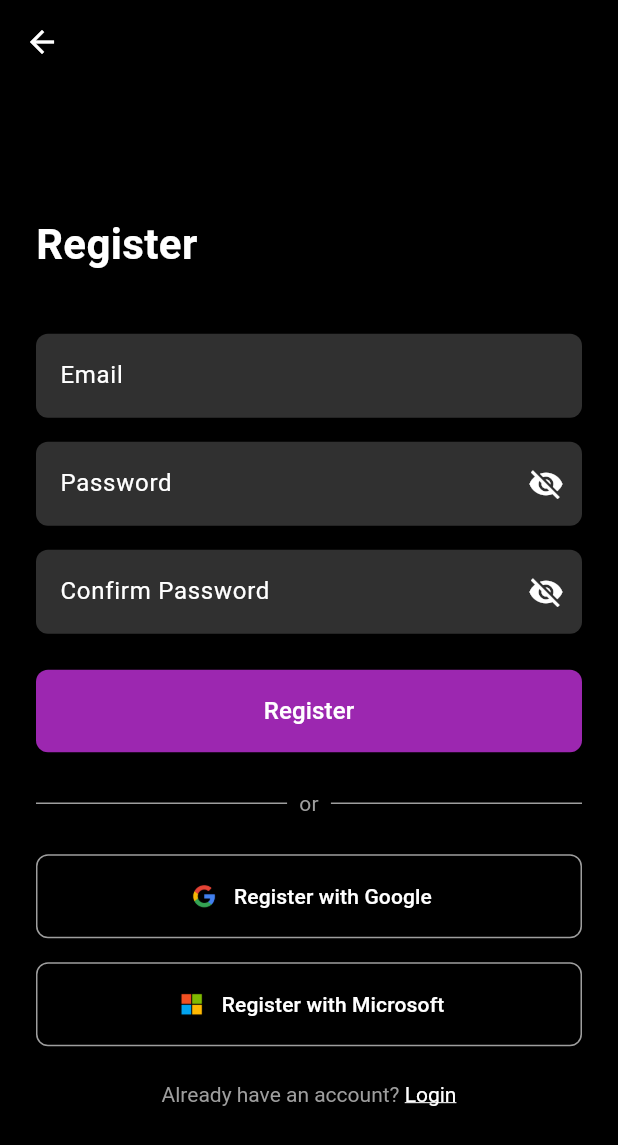
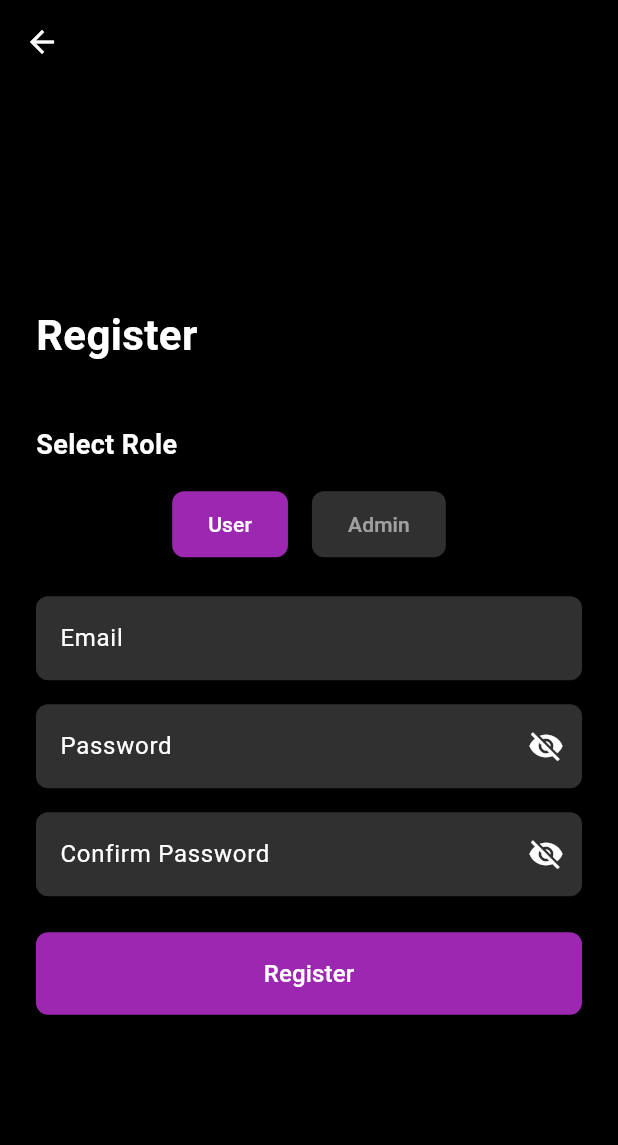
Before and after one commit to RazerArdi/ListProject-Lipro-Mobile, a Flutter app: the RegisterScreen screen opened by its route, on a phone screen of 412 x 824 dp. Shown: the top 1145 px of the screen. Run offline on Flutter 3.47's test engine with Material 3 defaults, Android fonts, the phone set to English and light mode, and no system bars; our stand-ins replace cloud_firestore, firebase_auth, firebase_core, firebase_storage, flutter_dotenv, get and 4 more; missing offline and left inert: android_intent_plus; accounts and stored records are empty.

Commit message:
V0.7.9 - Login admin/user (2 side)

```diff
--- a/lib/app/modules/home/controllers/login_controller.dart
+++ b/lib/app/modules/home/controllers/login_controller.dart
@@ -1,93 +1,91 @@
 import 'package:firebase_auth/firebase_auth.dart';
+import 'package:cloud_firestore/cloud_firestore.dart';
 import 'package:get/get.dart';
 
-/// Controller responsible for handling login actions and managing login state.
 class LoginController extends GetxController {
-  /// Observable variable to track loading state.
   var isLoading = false.obs;
+  final FirebaseAuth _auth = FirebaseAuth.instance;
+  final FirebaseFirestore _firestore = FirebaseFirestore.instance;
 
-  /// Firebase Authentication instance for handling login.
-  final FirebaseAuth _auth = FirebaseAuth.instance;
-
-  /// Logs in the user with email and password using Firebase Authentication.
-  ///
-  /// If the login is successful, a welcome message is shown and the user
-  /// is redirected to the home screen. In case of an error, displays
-  /// an error message based on the exception code.
-  ///
-  /// - Parameters:
-  ///   - `email`: The user's email address.
-  ///   - `password`: The user's password.
   Future<void> loginWithEmailPassword(String email, String password) async {
     try {
-      // Set loading state to true to indicate that the login process has started.
       isLoading.value = true;
 
-      // Attempt to sign in the user with the provided email and password.
+      // Firebase Authentication Login
       UserCredential userCredential = await _auth.signInWithEmailAndPassword(
         email: email,
         password: password,
       );
 
-      // Display a success message and redirect the user to the home screen.
-      Get.snackbar(
-        "Login Successful",
-        "Welcome ${userCredential.user?.email}!",
-        snackPosition: SnackPosition.BOTTOM,
-      );
+      // Fetch user data (including role) from Firestore
+      DocumentSnapshot userDoc = await _firestore.collection('users').doc(userCredential.user?.uid).get();
 
-      // Navigate to the home screen after successful login.
-      Get.offNamed('/home');
+      // Ensure the user document exists and has role information
+      if (userDoc.exists) {
+        String role = userDoc['role'] ?? 'user'; // Default to 'user' if role is not found
+
+        // Log the role for debugging purposes
+        print('Role from Firestore: $role');  // Debugging log
+
+        // Redirect based on role
+        if (role == 'Admin') {  // Ensure role is compared with the correct value
+          Get.snackbar(
+            "Admin Login Successful",
+            "Welcome Admin ${userCredential.user?.email}!",
+            snackPosition: SnackPosition.BOTTOM,
+          );
+          Get.offNamed('/admin');
+        } else if (role == 'User') {
+          Get.snackbar(
+            "User Login Successful",
+            "Welcome ${userCredential.user?.email}!",
+            snackPosition: SnackPosition.BOTTOM,
+          );
+          Get.offNamed('/home');
+        } else {
+          throw FirebaseAuthException(
+            code: 'invalid-role',
+            message: 'Invalid role assigned to this email.',
+          );
+        }
+      } else {
+        // User data not found in Firestore
+        throw FirebaseAuthException(
+          code: 'user-not-found',
+          message: 'User data not found.',
+        );
+      }
     } on FirebaseAuthException catch (e) {
-      // Handle login errors by displaying appropriate messages.
       String message;
       switch (e.code) {
         case 'user-not-found':
-        // Case when the email does not correspond to any user account.
           message = "No user found for that email.";
           break;
         case 'wrong-password':
-        // Case when the password is incorrect for the given email.
           message = "Wrong password provided.";
           break;
+        case 'invalid-role':
+          message = "Invalid role assigned to this email.";
+          break;
         default:
-        // Default message for any other error.
           message = "An error occurred. Please try again.";
       }
-
-      // Display error message in a snackbar.
       Get.snackbar(
         "Login Failed",
         message,
         snackPosition: SnackPosition.BOTTOM,
       );
     } finally {
-      // Set loading state back to false after login attempt.
       isLoading.value = false;
     }
   }
 
-  /// Displays a placeholder message for Google login option.
-  ///
-  /// Currently, Google login is not implemented, so this method
-  /// provides feedback to the user that it is coming soon.
+  // Placeholder methods for Google and Microsoft login
   void showGoogleLoginMessage() {
-    Get.snackbar(
-      "Coming Soon",
-      "Google login coming soon!",
-      snackPosition: SnackPosition.BOTTOM,
-    );
+    Get.snackbar("Coming Soon", "Google login coming soon!", snackPosition: SnackPosition.BOTTOM);
   }
 
-  /// Displays a placeholder message for Microsoft login option.
-  ///
-  /// Currently, Microsoft login is not implemented, so this method
-  /// provides feedback to the user that it is coming soon.
   void showMicrosoftLoginMessage() {
-    Get.snackbar(
-      "Coming Soon",
-      "Microsoft login coming soon!",
-      snackPosition: SnackPosition.BOTTOM,
-    );
+    Get.snackbar("Coming Soon", "Microsoft login coming soon!", snackPosition: SnackPosition.BOTTOM);
   }
 }
--- a/lib/app/modules/home/views/Login_Registered/LoginScreen.dart
+++ b/lib/app/modules/home/views/Login_Registered/LoginScreen.dart
@@ -109,7 +109,8 @@ class LoginScreen extends StatelessWidget {
                     color: Colors.white, // Text color white
                   ),
                 ),
-              )),
+              )
+              ),
               SizedBox(height: 24.0), // Space between login button and 'Forgot Password?' link
 
               // "Forgot Password?" link that opens a password reset dialog
--- a/lib/app/modules/home/views/Login_Registered/Registered.dart
+++ b/lib/app/modules/home/views/Login_Registered/Registered.dart
@@ -2,84 +2,143 @@ import 'package:flutter/material.dart';
 import 'package:get/get.dart';
 import 'package:lipro_mobile/app/modules/home/controllers/register_controller.dart';
 
-/// Register screen widget for user registration.
 class RegisterScreen extends StatelessWidget {
-  // RegisterController to handle registration logic
   final RegisterController registerController = Get.put(RegisterController());
 
-  // Controllers for capturing user input in the form
   final TextEditingController emailController = TextEditingController();
   final TextEditingController passwordController = TextEditingController();
   final TextEditingController confirmPasswordController = TextEditingController();
 
-  // State variables to manage password visibility
   final RxBool isPasswordVisible = false.obs;
   final RxBool isConfirmPasswordVisible = false.obs;
 
   @override
   Widget build(BuildContext context) {
     return Scaffold(
-      resizeToAvoidBottomInset: true, // Ensures UI adjusts when keyboard is visible
-      backgroundColor: Colors.black, // Sets the background color of the screen to black
+      resizeToAvoidBottomInset: true,
+      backgroundColor: Colors.black,
       appBar: AppBar(
-        backgroundColor: Colors.black, // App bar background color
-        elevation: 0, // No elevation for a flat design
+        backgroundColor: Colors.black,
+        elevation: 0,
         leading: IconButton(
-          icon: Icon(Icons.arrow_back, color: Colors.white), // Back button to navigate to previous screen
+          icon: Icon(Icons.arrow_back, color: Colors.white),
           onPressed: () {
-            Get.offNamed('/logreg'); // Navigates back to login/register screen
+            Get.offNamed('/logreg');
           },
         ),
       ),
       body: Center(
-        child: SingleChildScrollView( // Allows scrolling when keyboard is visible
-          padding: EdgeInsets.symmetric(horizontal: 24.0), // Padding around the form fields
+        child: SingleChildScrollView(
+          padding: EdgeInsets.symmetric(horizontal: 24.0),
           child: Column(
-            mainAxisAlignment: MainAxisAlignment.center, // Centers the content vertically
-            crossAxisAlignment: CrossAxisAlignment.stretch, // Stretches children horizontally
+            mainAxisAlignment: MainAxisAlignment.center,
+            crossAxisAlignment: CrossAxisAlignment.stretch,
             children: <Widget>[
-              // Register title text
               Text(
                 'Register',
                 textAlign: TextAlign.left,
                 style: TextStyle(
-                  fontSize: 28.0, // Font size for the title
-                  fontWeight: FontWeight.bold, // Bold font weight
-                  color: Colors.white, // White color for the text
+                  fontSize: 28.0,
+                  fontWeight: FontWeight.bold,
+                  color: Colors.white,
                 ),
               ),
-              SizedBox(height: 40.0), // Space between title and form fields
+              SizedBox(height: 40.0),
 
-              // Email input field
+              // Role Selection (Previous implementation)
+              Text(
+                'Select Role',
+                style: TextStyle(
+                  color: Colors.white,
+                  fontSize: 18.0,
+                  fontWeight: FontWeight.bold,
+                ),
+              ),
+              SizedBox(height: 16.0),
+              Obx(() => Row(
+                mainAxisAlignment: MainAxisAlignment.center,
+                children: [
+                  // User Role Button
+                  ElevatedButton(
+                    style: ElevatedButton.styleFrom(
+                      backgroundColor: registerController.selectedRole.value == 'User'
+                          ? Colors.purple
+                          : Colors.grey[850],
+                      padding: EdgeInsets.symmetric(horizontal: 24.0, vertical: 12.0),
+                      shape: RoundedRectangleBorder(
+                        borderRadius: BorderRadius.circular(8.0),
+                      ),
+                    ),
+                    onPressed: () {
+                      registerController.selectedRole.value = 'User';
+                    },
+                    child: Text(
+                      'User',
+                      style: TextStyle(
+                        color: registerController.selectedRole.value == 'User'
+                            ? Colors.white
+                            : Colors.white54,
+                      ),
+                    ),
+                  ),
+                  SizedBox(width: 16.0),
+                  // Admin Role Button
+                  ElevatedButton(
+                    style: ElevatedButton.styleFrom(
+                      backgroundColor: registerController.selectedRole.value == 'Admin'
+                          ? Colors.purple
+                          : Colors.grey[850],
+                      padding: EdgeInsets.symmetric(horizontal: 24.0, vertical: 12.0),
+                      shape: RoundedRectangleBorder(
+                        borderRadius: BorderRadius.circular(8.0),
+                      ),
+                    ),
+                    onPressed: () {
+                      registerController.selectedRole.value = 'Admin';
+                    },
+                    child: Text(
+                      'Admin',
+                      style: TextStyle(
+                        color: registerController.selectedRole.value == 'Admin'
+                            ? Colors.white
+                            : Colors.white54,
+                      ),
+                    ),
+                  ),
+                ],
+              )),
+              SizedBox(height: 24.0),
+
+              // Email TextField
               TextField(
-                controller: emailController, // Text controller to manage email input
-                style: TextStyle(color: Colors.white), // White text color
+                controller: emailController,
+                style: TextStyle(color: Colors.white),
                 decoration: InputDecoration(
-                  labelText: 'Email', // Label for email input
-                  labelStyle: TextStyle(color: Colors.white), // White label text color
-                  filled: true, // Makes the background color filled
-                  fillColor: Colors.grey[850], // Background color for the input field
+                  labelText: 'Email',
+                  labelStyle: TextStyle(color: Colors.white),
+                  filled: true,
+                  fillColor: Colors.grey[850],
                   border: OutlineInputBorder(
-                    borderRadius: BorderRadius.circular(8.0), // Rounded corners for the field
-                    borderSide: BorderSide.none, // No border outline
+                    borderRadius: BorderRadius.circular(8.0),
+                    borderSide: BorderSide.none,
                   ),
                 ),
               ),
-              SizedBox(height: 16.0), // Space between email field and password field
+              SizedBox(height: 16.0),
 
-              // Password input field with visibility toggle
+              // Password TextField
               Obx(() => TextField(
-                controller: passwordController, // Text controller to manage password input
-                obscureText: !isPasswordVisible.value, // Hide text if password is not visible
-                style: TextStyle(color: Colors.white), // White text color
+                controller: passwordController,
+                obscureText: !isPasswordVisible.value,
+                style: TextStyle(color: Colors.white),
                 decoration: InputDecoration(
-                  labelText: 'Password', // Label for password input
-                  labelStyle: TextStyle(color: Colors.white), // White label text color
-                  filled: true, // Makes the background color filled
-                  fillColor: Colors.grey[850], // Background color for the input field
+                  labelText: 'Password',
+                  labelStyle: TextStyle(color: Colors.white),
+                  filled: true,
+                  fillColor: Colors.grey[850],
                   border: OutlineInputBorder(
-                    borderRadius: BorderRadius.circular(8.0), // Rounded corners for the field
-                    borderSide: BorderSide.none, // No border outline
+                    borderRadius: BorderRadius.circular(8.0),
+                    borderSide: BorderSide.none,
                   ),
                   suffixIcon: IconButton(
                     icon: Icon(
@@ -89,26 +148,26 @@ class RegisterScreen extends StatelessWidget {
                       color: Colors.white,
                     ),
                     onPressed: () {
-                      isPasswordVisible.value = !isPasswordVisible.value; // Toggles visibility of password
+                      isPasswordVisible.value = !isPasswordVisible.value;
                     },
                   ),
                 ),
               )),
-              SizedBox(height: 16.0), // Space between password field and confirm password field
+              SizedBox(height: 16.0),
 
-              // Confirm password input field with visibility toggle
+              // Confirm Password TextField
               Obx(() => TextField(
-                controller: confirmPasswordController, // Text controller to manage confirm password input
-                obscureText: !isConfirmPasswordVisible.value, // Hide text if confirm password is not visible
-                style: TextStyle(color: Colors.white), // White text color
+                controller: confirmPasswordController,
+                obscureText: !isConfirmPasswordVisible.value,
+                style: TextStyle(color: Colors.white),
                 decoration: InputDecoration(
-                  labelText: 'Confirm Password', // Label for confirm password input
-                  labelStyle: TextStyle(color: Colors.white), // White label text color
-                  filled: true, // Makes the background color filled
-                  fillColor: Colors.grey[850], // Background color for the input field
+                  labelText: 'Confirm Password',
+                  labelStyle: TextStyle(color: Colors.white),
+                  filled: true,
+                  fillColor: Colors.grey[850],
                   border: OutlineInputBorder(
-                    borderRadius: BorderRadius.circular(8.0), // Rounded corners for the field
-                    borderSide: BorderSide.none, // No border outline
+                    borderRadius: BorderRadius.circular(8.0),
+                    borderSide: BorderSide.none,
                   ),
                   suffixIcon: IconButton(
                     icon: Icon(
@@ -118,121 +177,44 @@ class RegisterScreen extends StatelessWidget {
                       color: Colors.white,
                     ),
                     onPressed: () {
-                      isConfirmPasswordVisible.value = !isConfirmPasswordVisible.value; // Toggles visibility of confirm password
+                      isConfirmPasswordVisible.value = !isConfirmPasswordVisible.value;
                     },
                   ),
                 ),
               )),
-              SizedBox(height: 24.0), // Space between confirm password field and register button
+              SizedBox(height: 24.0),
 
-              // Register button
+              // Register Button
               Obx(() => ElevatedButton(
                 style: ElevatedButton.styleFrom(
-                  backgroundColor: Colors.purple, // Button color
-                  padding: EdgeInsets.symmetric(vertical: 16.0), // Vertical padding for button
+                  backgroundColor: Colors.purple,
+                  padding: EdgeInsets.symmetric(vertical: 16.0),
                   shape: RoundedRectangleBorder(
-                    borderRadius: BorderRadius.circular(8.0), // Rounded corners for the button
+                    borderRadius: BorderRadius.circular(8.0),
                   ),
                 ),
                 onPressed: registerController.isLoading.value
-                    ? null // Disables the button when registration is in progress
+                    ? null
                     : () {
-                  // Call the register function from the controller
                   registerController.register(
                     emailController.text.trim(),
                     passwordController.text.trim(),
                     confirmPasswordController.text.trim(),
+                    registerController.selectedRole.value,
                   );
                 },
                 child: registerController.isLoading.value
-                    ? CircularProgressIndicator(color: Colors.white) // Shows loading indicator if registering
+                    ? CircularProgressIndicator(color: Colors.white)
                     : Text(
-                  'Register', // Text for the register button
+                  'Register',
                   style: TextStyle(
-                    fontSize: 16.0, // Font size of the button text
-                    color: Colors.white, // White text color
+                    fontSize: 16.0,
+                    color: Colors.white,
                   ),
                 ),
               )),
-              SizedBox(height: 24.0), // Space between register button and OR divider
 
-              // Divider with 'or' text for social login options
-              Row(
-                children: <Widget>[
-                  Expanded(child: Divider(color: Colors.grey)), // Left side of the divider
-                  Padding(
-                    padding: const EdgeInsets.symmetric(horizontal: 8.0),
-                    child: Text(
-                      'or',
-                      style: TextStyle(color: Colors.grey), // Style for 'or' text
-                    ),
-                  ),
-                  Expanded(child: Divider(color: Colors.grey)), // Right side of the divider
-                ],
-              ),
-              SizedBox(height: 24.0), // Space between divider and social login buttons
-
-              // Google Register button (currently shows a placeholder message)
-              OutlinedButton.icon(
-                style: OutlinedButton.styleFrom(
-                  padding: EdgeInsets.symmetric(vertical: 16.0), // Button padding
-                  side: BorderSide(color: Colors.grey), // Border color
-                  shape: RoundedRectangleBorder(
-                    borderRadius: BorderRadius.circular(8.0), // Rounded corners
-                  ),
-                ),
-                icon: Image.asset('assets/gog.png', height: 24.0), // Google logo icon
-                label: Text(
-                  'Register with Google', // Text for the Google register button
-                  style: TextStyle(color: Colors.white), // White text color
-                ),
-                onPressed: registerController.showGoogleLoginMessage, // Placeholder function for Google login
-              ),
-              SizedBox(height: 16.0), // Space between Google and Microsoft register buttons
-
-              // Microsoft Register button (currently shows a placeholder message)
-              OutlinedButton.icon(
-                style: OutlinedButton.styleFrom(
-                  padding: EdgeInsets.symmetric(vertical: 16.0), // Button padding
-                  side: BorderSide(color: Colors.grey), // Border color
-                  shape: RoundedRectangleBorder(
-                    borderRadius: BorderRadius.circular(8.0), // Rounded corners
-                  ),
-                ),
-                icon: Image.asset('assets/Microsoft.png', height: 24.0), // Microsoft logo icon
-                label: Text(
-                  'Register with Microsoft', // Text for the Microsoft register button
-                  style: TextStyle(color: Colors.white), // White text color
-                ),
-                onPressed: registerController.showMicrosoftLoginMessage, // Placeholder function for Microsoft login
-              ),
-              SizedBox(height: 24.0), // Space between register buttons and login link
-
-              // Login link, which navigates to the login screen
-              Center(
-                child: GestureDetector(
-                  onTap: () {
-                    Get.toNamed('/login'); // Navigate to login screen if user already has an account
-                  },
-                  child: RichText(
-                    text: TextSpan(
-                      children: [
-                        TextSpan(
-                          text: "Already have an account? ",
-                          style: TextStyle(color: Colors.grey), // Grey text for the "Already have an account?" part
-                        ),
-                        TextSpan(
-                          text: "Login", // Text for the "Login" link
-                          style: TextStyle(
-                            color: Colors.white, // White color for the "Login" part
-                            decoration: TextDecoration.underline, // Underline the "Login" link
-                          ),
-                        ),
-                      ],
-                    ),
-                  ),
-                ),
-              ),
+              // Remaining UI components (social login, login link, etc.)
             ],
           ),
         ),
--- a/lib/app/routes/app_pages.dart
+++ b/lib/app/routes/app_pages.dart
@@ -4,6 +4,7 @@ import 'package:lipro_mobile/app/modules/home/controllers/OnboardingController.d
 import 'package:lipro_mobile/app/modules/home/controllers/calendar_controller.dart';
 import 'package:lipro_mobile/app/modules/home/controllers/home_controller.dart';
 import 'package:lipro_mobile/app/modules/home/controllers/splash_controller.dart';
+import 'package:lipro_mobile/app/modules/home/views/Admin/AdminScreen.dart';
 import 'package:lipro_mobile/app/modules/home/views/Login_Registered/LoginScreen.dart';
 import 'package:lipro_mobile/app/modules/home/views/SplashScreen/SplashScreen.dart';
 import 'package:lipro_mobile/app/modules/home/views/User/HomeScreen.dart';
@@ -48,5 +49,9 @@ class AppPages {
       page: () => AddTaskScreen(),
       binding: BindingsBuilder(() => Get.put(CalendarController())), // Binding CalendarController
     ),
+    GetPage(
+      name: Routes.ADMIN,
+      page: () => AdminScreen(), // New admin screen
+    ),
   ];
 }
--- a/lib/app/routes/app_routes.dart
+++ b/lib/app/routes/app_routes.dart
@@ -8,7 +8,8 @@ abstract class Routes {
   static const LOGREG = _Paths.LOGREG;
   static const REGISTERED = _Paths.REGISTERED;
   static const HOME = _Paths.HOME;
-  static const ADD_TASK = _Paths.ADD_TASK; // New route constant for AddTaskScreen
+  static const ADD_TASK = _Paths.ADD_TASK;
+  static const ADMIN = _Paths.ADMIN; // New route for admin
 }
 
 abstract class _Paths {
@@ -19,5 +20,6 @@ abstract class _Paths {
   static const LOGREG = '/logreg';
   static const REGISTERED = '/registered';
   static const HOME = '/home';
-  static const ADD_TASK = '/add-task'; // Path for AddTaskScreen
+  static const ADD_TASK = '/add-task';
+  static const ADMIN = '/admin';
 }
```
Also changed, not shown: lib/app/modules/home/controllers/register_controller.dart (+94 -14 lines), lib/app/modules/home/views/Admin/AdminScreen.dart (added, +20 -0 lines).
